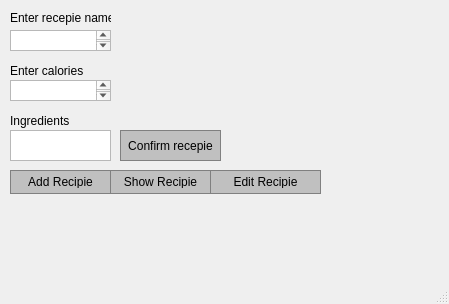
This is CS4076/mainwindow.ui in silpac-12/CS4076_Project as Qt 5 draws it before an edit. The edited form follows.
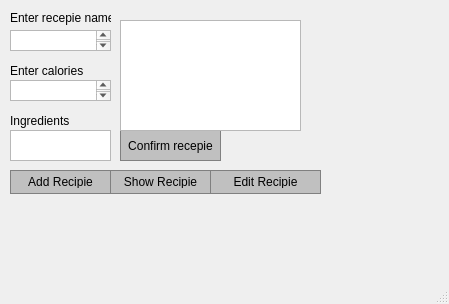
This is the edited form.

```diff
--- a/CS4076/mainwindow.ui
+++ b/CS4076/mainwindow.ui
@@ -187,6 +187,16 @@
      <string>Confirm recepie</string>
     </property>
    </widget>
+   <widget class="QListView" name="listView">
+    <property name="geometry">
+     <rect>
+      <x>120</x>
+      <y>20</y>
+      <width>181</width>
+      <height>111</height>
+     </rect>
+    </property>
+   </widget>
   </widget>
   <widget class="QMenuBar" name="menubar">
    <property name="geometry">
```
